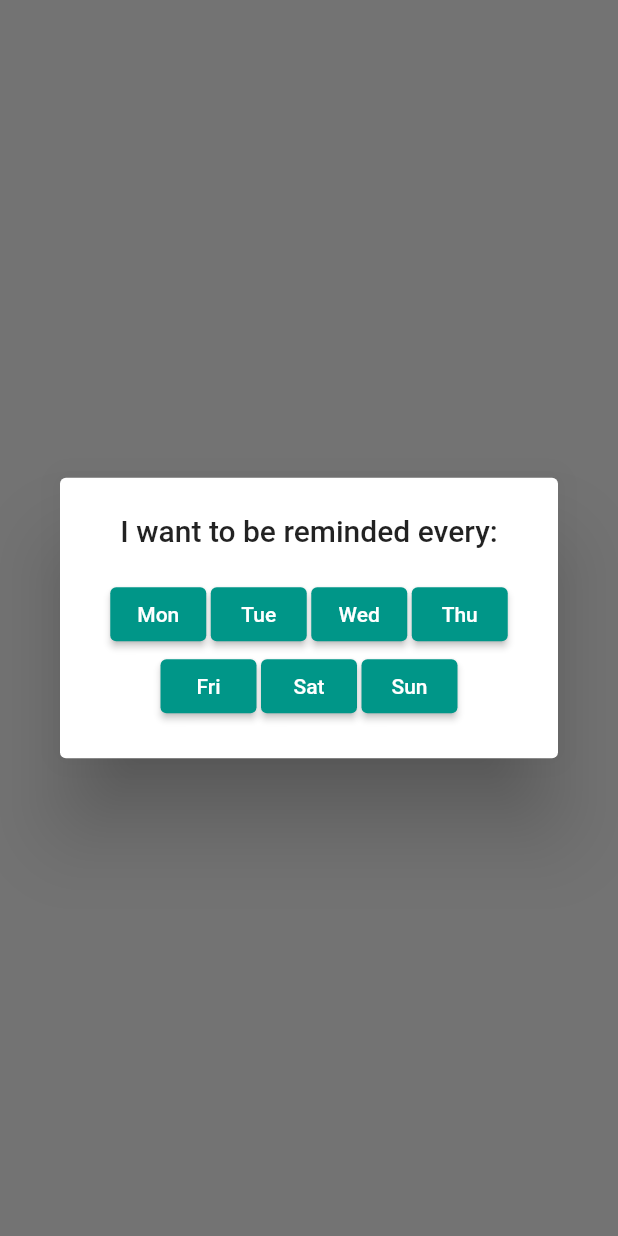
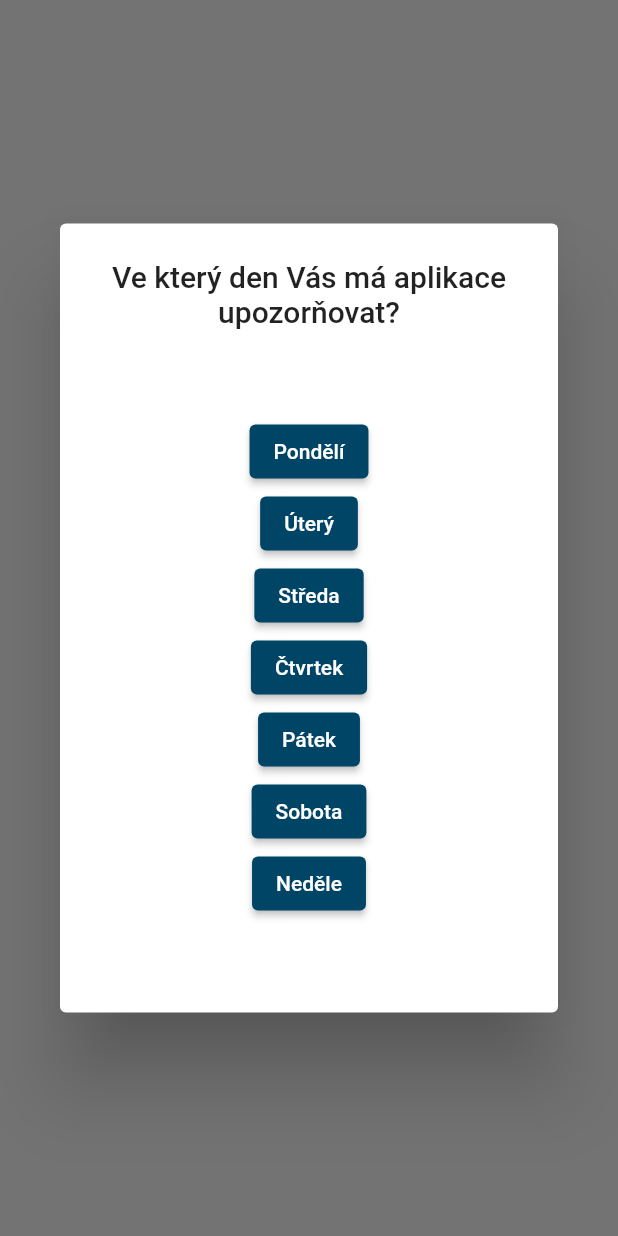
Before and after one commit to zowelu/svoz_odpadu, a Flutter app: what pickSchedule() shows on an empty page, opened directly, on a phone screen of 412 x 824 dp. Run offline on Flutter 3.47's test engine with Material 2 defaults, Android fonts, the phone set to English and light mode, and no system bars; our stand-ins replace awesome_notifications, table_calendar.

Commit message:
úprava a počeštění showTimePicker v utilities.dart

```diff
--- a/lib/utilities.dart
+++ b/lib/utilities.dart
@@ -1,4 +1,6 @@
 import 'package:flutter/material.dart';
+import 'package:flutter/services.dart';
+import 'package:svoz_odpadu/constants/constants.dart';
 
 int createUniqueId() {
   return DateTime.now().millisecondsSinceEpoch.remainder(100000);
@@ -18,13 +20,13 @@ Future<NotificationWeekAndTime?> pickSchedule(
   BuildContext context,
 ) async {
   List<String> weekdays = [
-    'Mon',
-    'Tue',
-    'Wed',
-    'Thu',
-    'Fri',
-    'Sat',
-    'Sun',
+    'Pondělí',
+    'Úterý',
+    'Středa',
+    'Čtvrtek',
+    'Pátek',
+    'Sobota',
+    'Neděle',
   ];
   TimeOfDay? timeOfDay;
   DateTime now = DateTime.now();
@@ -35,12 +37,12 @@ Future<NotificationWeekAndTime?> pickSchedule(
       builder: (context) {
         return AlertDialog(
           title: const Text(
-            'I want to be reminded every:',
+            'Ve který den Vás má aplikace upozorňovat?',
             textAlign: TextAlign.center,
           ),
-          content: Wrap(
-            alignment: WrapAlignment.center,
-            spacing: 3,
+          content: Container(height: MediaQuery.of(context).size.height/100*50,
+            child: Column(
+              mainAxisAlignment: MainAxisAlignment.center,
               children: [
                 for (int index = 0; index < weekdays.length; index++)
                   ElevatedButton(
@@ -50,31 +52,27 @@ Future<NotificationWeekAndTime?> pickSchedule(
                     },
                     style: ButtonStyle(
                       backgroundColor: MaterialStateProperty.all(
-                      Colors.teal,
+                        kDBackgroundColor,
                       ),
                     ),
                     child: Text(weekdays[index]),
                   ),
               ],
             ),
+          ),
         );
       });
 
   if (selectedDay != null) {
     timeOfDay = await showTimePicker(
-        context: context,
+        context: context,helpText: 'Vyberte čas', cancelText: 'Zrušit', confirmText: 'Zapnout upozorňování',
         initialTime: TimeOfDay.fromDateTime(
           now.add(
             const Duration(minutes: 1),
           ),
         ),
         builder: (BuildContext context, Widget? child) {
-          return Theme(
-            data: ThemeData(
-              colorScheme: const ColorScheme.light(
-                primary: Colors.teal,
-              ),
-            ),
+          return MediaQuery(data: MediaQuery.of(context).copyWith(alwaysUse24HourFormat: true),
             child: child!,
           );
         });
```
Lines whose indentation alone changed are shown as unchanged.
